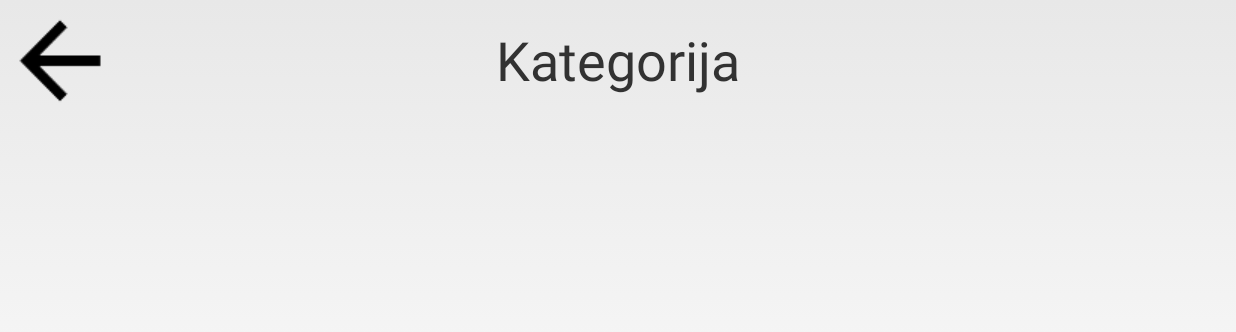
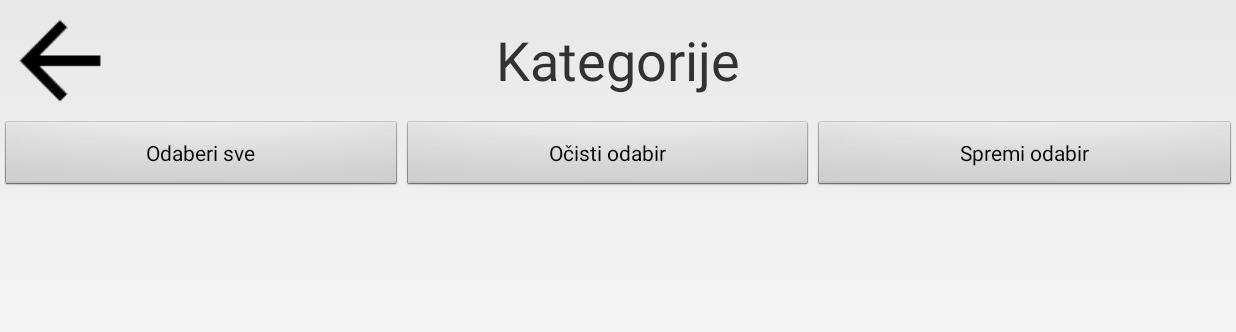
Before and after one commit to boris612/Lumen, an Android app: the CategorySelectionActivity screen opened directly, with no data from a screen before it, on a phone screen of 824 x 412 dp (held sideways). Shown: the top 332 px of the screen. Run offline under Robolectric (Android 15) with nearby library versions, the phone set to English and light mode, and no system bars; 3 statements that could not run were skipped.

Commit message:
Dodana funkcionalnost novog izbornika za kategorije.

```diff
--- a/app/src/main/java/lumen/zpr/fer/hr/lumen/CategorySelectionActivity.java
+++ b/app/src/main/java/lumen/zpr/fer/hr/lumen/CategorySelectionActivity.java
@@ -8,6 +8,7 @@ import android.graphics.drawable.Drawable;
 import android.support.v7.app.AppCompatActivity;
 import android.os.Bundle;
 import android.support.v7.widget.ButtonBarLayout;
+import android.util.ArraySet;
 import android.view.View;
 import android.widget.Button;
 import android.widget.ImageButton;
@@ -15,10 +16,12 @@ import android.widget.ListView;
 import android.widget.RadioButton;
 import android.widget.RadioGroup;
 import android.widget.TextView;
+import android.widget.Toast;
 
 import java.util.Collection;
 import java.util.List;
 import java.util.Set;
+import java.util.TreeSet;
 import java.util.stream.Collectors;
 
 import lumen.zpr.fer.hr.lumen.menus.CategoryAdapter;
@@ -40,41 +43,44 @@ public class CategorySelectionActivity extends Activity {
         final SharedPreferences.Editor editor=pref.edit();
 
         final ImageButton returnBtn= findViewById(R.id.returnButton);
-        String currentCategory = pref.getString("category","sve");
-        System.out.println("Trenutna kategorija "+ currentCategory);
-        if (!categories.contains("sve")) categories.add("sve");
+        final Button allBtn = findViewById(R.id.allBtn);
+        final Button noneBtn = findViewById(R.id.noneBtn);
+        final Button saveBtn = findViewById(R.id.saveBtn);
 
         String[] cats = new String[categories.size()];
         cats = categories.toArray(cats);
-        CategoryAdapter adapter = new CategoryAdapter(this, cats);
+        final CategoryAdapter adapter = new CategoryAdapter(this, cats, pref.getStringSet("category", null));
         listView.setAdapter(adapter);
 
-        /*
-        for (String category : categories) {
-            final RadioButton button = new RadioButton(this);
+        saveBtn.setOnClickListener(new View.OnClickListener() {
+            @Override
+            public void onClick(View view) {
+                Set<String> set = adapter.getChecked();
 
-            button.setText(category);
-            button.setTextSize(30);
-            button.setLayoutDirection(RadioButton.LAYOUT_DIRECTION_RTL);
-            button.setBackgroundResource(R.drawable.custom_divider);
-            radioGroup.addView(button);
-            button.getLayoutParams().width=RadioGroup.LayoutParams.MATCH_PARENT;
+                if (set.isEmpty()) {
+                    Toast.makeText(getApplicationContext(), "Odaberite najmanje jednu kategoriju.", Toast.LENGTH_SHORT).show();
+                    return;
+                }
 
-            if (category.equals(currentCategory)) button.setChecked(true);
+                editor.putStringSet("category", set);
+                editor.commit();
 
-        }
+                onBackPressed();
+            }
+        });
 
-        radioGroup.setOnCheckedChangeListener(new RadioGroup.OnCheckedChangeListener() {
-            public void onCheckedChanged(RadioGroup group, int checkedId) {
-                Button current = findViewById(checkedId);
-                System.out.println(current.getText().toString());
-                editor.putString("category",current.getText().toString());
-                editor.commit();
+        allBtn.setOnClickListener(new View.OnClickListener() {
+            @Override
+            public void onClick(View view) {
+                adapter.selectAll();
             }
-
         });
-        */
-
+        noneBtn.setOnClickListener(new View.OnClickListener() {
+            @Override
+            public void onClick(View view) {
+                adapter.unselectAll();
+            }
+        });
         returnBtn.setOnClickListener(new View.OnClickListener() {
             @Override
             public void onClick(View view) {
--- a/app/src/main/res/layout/activity_category_selection.xml
+++ b/app/src/main/res/layout/activity_category_selection.xml
@@ -10,7 +10,7 @@
 
     <RelativeLayout
         android:layout_width="match_parent"
-        android:layout_height="match_parent"
+        android:layout_height="wrap_content"
         android:background="@android:color/transparent">
 
         <ImageButton
@@ -18,9 +18,9 @@
 
             android:layout_width="wrap_content"
             android:layout_height="wrap_content"
-            android:background="@android:color/transparent"
             android:layout_alignParentStart="true"
             android:layout_alignParentTop="true"
+            android:background="@android:color/transparent"
             android:src="@drawable/back_arrow" />
 
         <TextView
@@ -28,10 +28,37 @@
             android:layout_width="wrap_content"
             android:layout_height="wrap_content"
             android:layout_centerInParent="true"
-            android:text="Kategorija"
+            android:text="Kategorije"
             android:textSize="36sp" />
 
     </RelativeLayout>
+
+    <LinearLayout
+        android:layout_width="match_parent"
+        android:layout_height="match_parent"
+        android:orientation="horizontal">
+
+        <Button
+            android:id="@+id/allBtn"
+            android:layout_width="wrap_content"
+            android:layout_height="wrap_content"
+            android:layout_weight="1"
+            android:text="Odaberi sve" />
+
+        <Button
+            android:id="@+id/noneBtn"
+            android:layout_width="wrap_content"
+            android:layout_height="wrap_content"
+            android:layout_weight="1"
+            android:text="Očisti odabir" />
+
+        <Button
+            android:id="@+id/saveBtn"
+            android:layout_width="wrap_content"
+            android:layout_height="wrap_content"
+            android:layout_weight="1"
+            android:text="Spremi odabir" />
+    </LinearLayout>
 
     <ListView
         android:id="@+id/listView01"
--- a/app/src/main/res/layout/activity_settings.xml
+++ b/app/src/main/res/layout/activity_settings.xml
@@ -79,7 +79,7 @@
         android:layout_marginEnd="130dp"
         android:layout_marginStart="130dp"
         android:layout_marginTop="4dp"
-        android:text="Kategorija"
+        android:text="Kategorije"
         android:textSize="30dp"
         app:layout_constraintBottom_toBottomOf="parent"
         app:layout_constraintEnd_toEndOf="parent"
```
Also changed, not shown: app/src/main/assets/rijeci.txt (+5 -5 lines), app/src/main/java/lumen/zpr/fer/hr/lumen/GamePanel.java (+18 -1 lines), app/src/main/java/lumen/zpr/fer/hr/lumen/GameSettingsActivity.java (+0 -14 lines), app/src/main/java/lumen/zpr/fer/hr/lumen/WordSupply.java (+11 -2 lines), app/src/main/java/lumen/zpr/fer/hr/lumen/menus/CategoryAdapter.java (+61 -3 lines).
